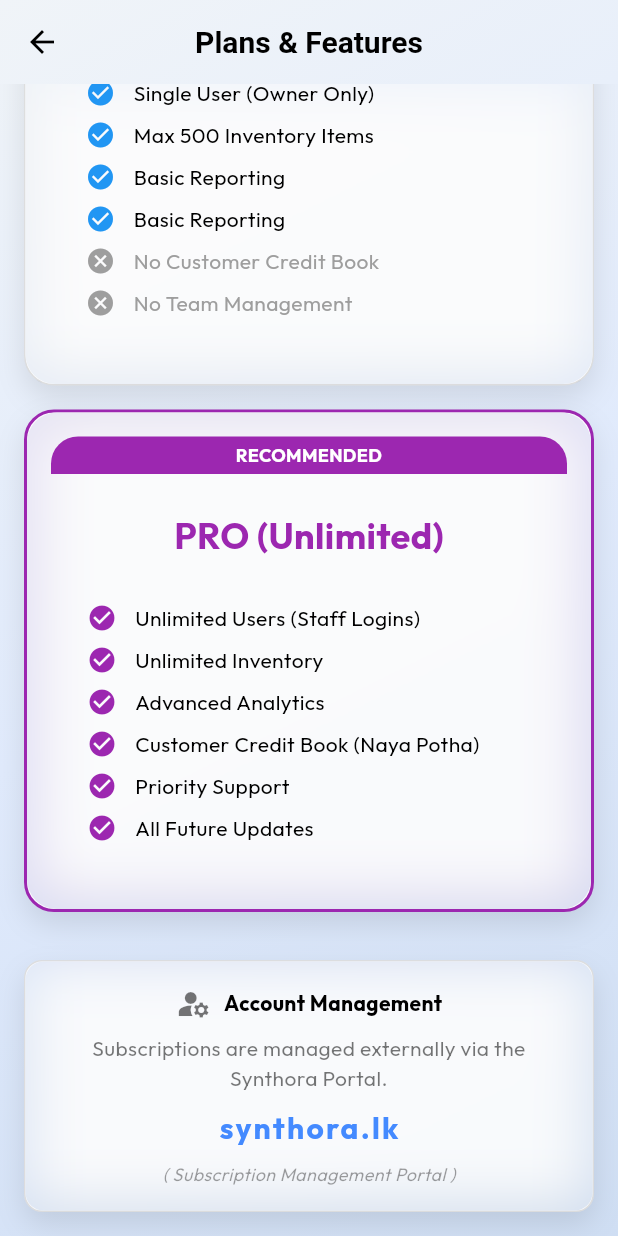
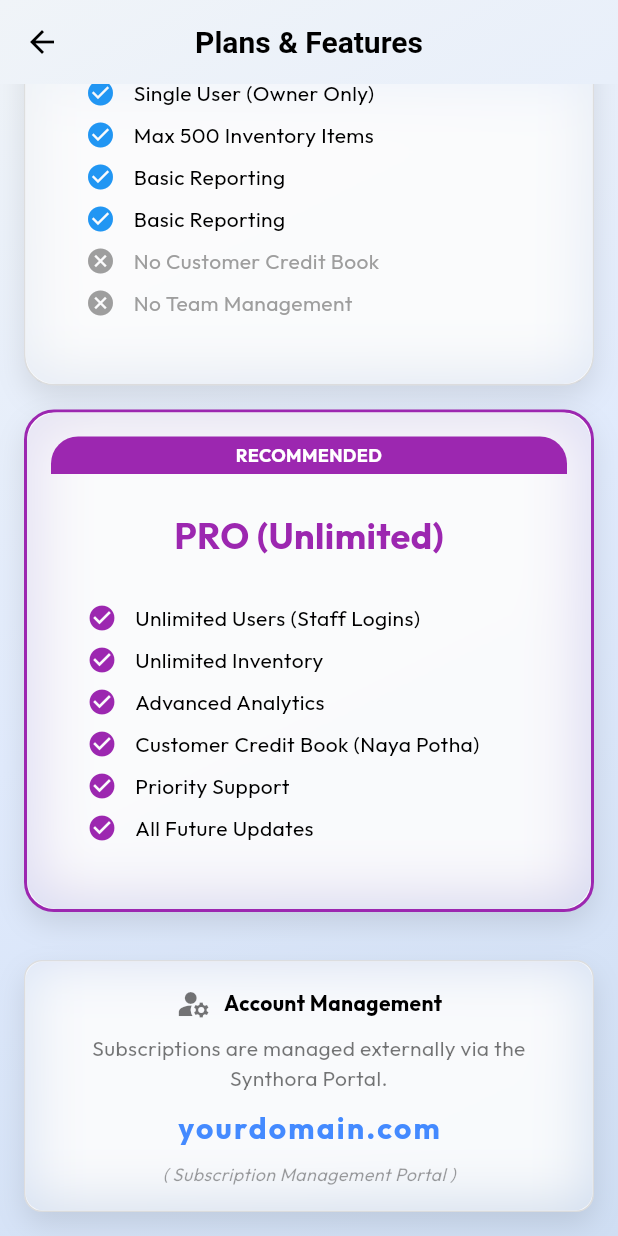
Before and after one commit to SenanThewnaka/POS-PODDA, a Flutter app: the PlansScreen screen opened directly, scrolled down 170 dp, on a phone screen of 412 x 824 dp. Run offline on Flutter 3.47's test engine with Material 3 defaults, Android fonts, the phone set to English and light mode, and no system bars; our stand-ins replace cloud_firestore, connectivity_plus, cross_file, firebase_analytics, firebase_auth, firebase_core and 11 more; missing offline and left inert: mobile_scanner, shorebird_code_push; accounts and stored records are empty; generated files the repository leaves out were written again.

Commit message:
Remove hardcoded backend URLs and sensitive domain references

```diff
--- a/lib/features/auth/verification_service.dart
+++ b/lib/features/auth/verification_service.dart
@@ -3,8 +3,8 @@
 import 'package:http/http.dart' as http;
 
 class VerificationService {
-  // Your Function URL
-  static const String _apiUrl = "https://us-central1-synthora-web.cloudfunctions.net/sendVerificationCode";
+  // Your Function URL (Change this to your actual backend endpoint)
+  static const String _apiUrl = "https://us-central1-YOUR_PROJECT_ID.cloudfunctions.net/sendVerificationCode";
 
   /// Sends a verification code to the specified email.
   /// Returns [true] if successful, [false] otherwise.
--- a/lib/features/subscription/plans_screen.dart
+++ b/lib/features/subscription/plans_screen.dart
@@ -82,7 +82,7 @@
                     ),
                     const SizedBox(height: 8),
                     Text(
-                      "synthora.lk",
+                      "yourdomain.com",
                       style: TextStyle(fontSize: 20, fontWeight: FontWeight.bold, letterSpacing: 1.5, color: isDark ? Colors.cyanAccent : Colors.blueAccent),
                     ),
                     const SizedBox(height: 8),
--- a/lib/features/subscription/subscription_info_card.dart
+++ b/lib/features/subscription/subscription_info_card.dart
@@ -114,7 +114,7 @@
                  const SizedBox(height: 8),
 
                   Text(
-                   "Account management: synthora.lk",
+                   "Account management: yourdomain.com",
                    style: TextStyle(fontSize: 12, fontStyle: FontStyle.italic, color: Theme.of(context).brightness == Brightness.dark ? Colors.white38 : Colors.black38),
                  )
               ],
--- a/lib/features/subscription/upgrade_dialog.dart
+++ b/lib/features/subscription/upgrade_dialog.dart
@@ -49,7 +49,7 @@
                  children: [
                    Text("Visit website:", style: TextStyle(fontSize: 12, color: Colors.grey)),
                    SizedBox(height: 4),
-                   Text("synthora.lk", style: TextStyle(fontSize: 18, fontWeight: FontWeight.bold, letterSpacing: 1.0)),
+                   Text("yourdomain.com", style: TextStyle(fontSize: 18, fontWeight: FontWeight.bold, letterSpacing: 1.0)),
                  ],
                ),
              ),
```
